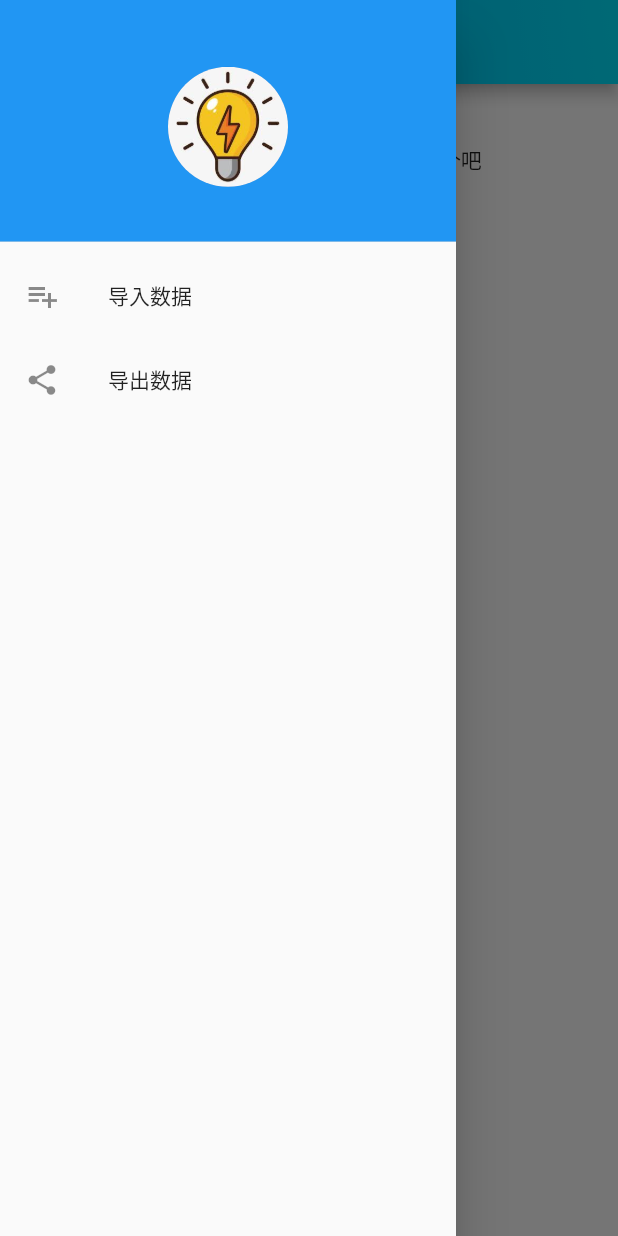
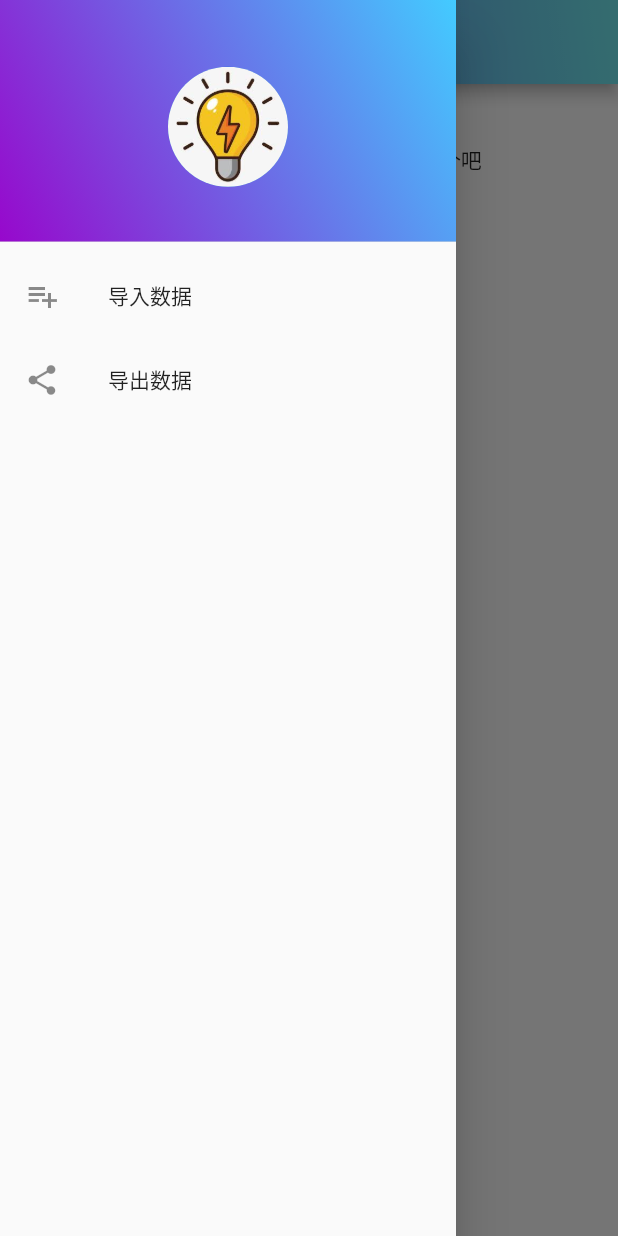
Before and after one commit to FirstJavaMaster/my_password_flutter, a Flutter app: the screen it shows after launch, with the side drawer open, on a phone screen of 412 x 824 dp. Run offline on Flutter 3.47's test engine with Material 2 defaults, Android fonts, the phone set to English and light mode, and no system bars; drawn by our look-alikes of scrollable_positioned_list; our stand-ins replace file_picker, floor, fluttertoast, share_plus, sqflite; missing offline and left inert: lpinyin; accounts and stored records are empty; generated files the repository leaves out were written again.

Commit message:
调整配色

```diff
--- a/lib/page/account/main_drawer.dart
+++ b/lib/page/account/main_drawer.dart
@@ -20,7 +20,11 @@ class MainDrawer extends StatelessWidget {
         children: <Widget>[
           DrawerHeader(
             decoration: BoxDecoration(
-              color: Colors.blue,
+              gradient: LinearGradient(
+                colors: [Color(0xFF9708CC), Color(0xFF43CBFF)],
+                begin: Alignment.bottomLeft,
+                end: Alignment.topRight,
+              ),
             ),
             child: Center(
               child: CircleAvatar(
--- a/lib/page/components/gradient_bar.dart
+++ b/lib/page/components/gradient_bar.dart
@@ -7,7 +7,7 @@ class GradientBar {
     return Container(
       decoration: BoxDecoration(
         gradient: LinearGradient(
-          colors: [Colors.lightBlue, Colors.cyanAccent.shade400],
+          colors: [Color(0xFF5151E5), Color(0xFF72EDF2)],
           begin: Alignment.bottomLeft,
           end: Alignment.topRight,
         ),
```
Also changed, not shown: 1 other file.
